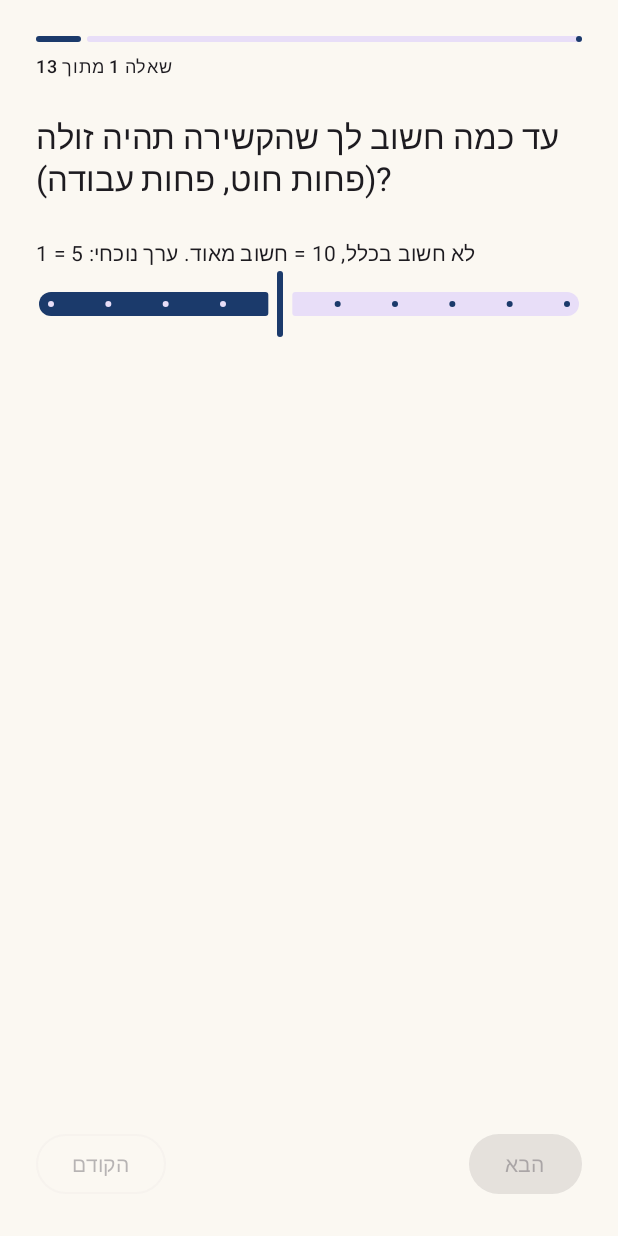
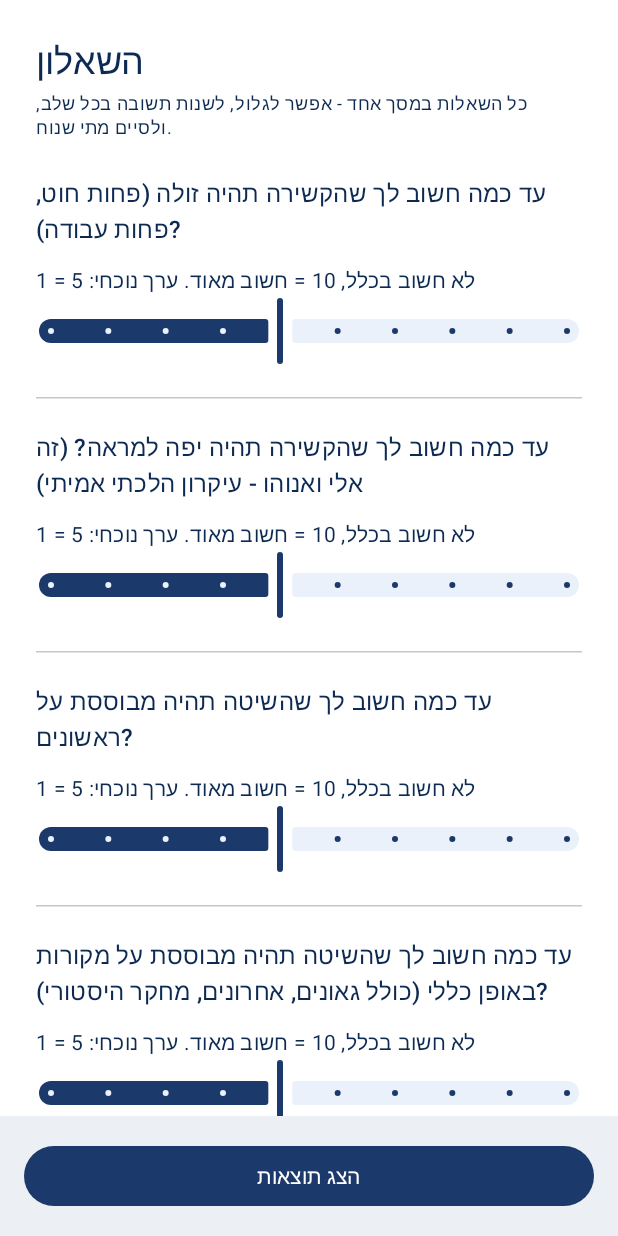
Before and after one commit to ukorall/tekhelet, an Android app built with Jetpack Compose: the QuestionnaireScreen screen opened through its navigation route, on a phone screen of 412 x 824 dp. Run offline under Robolectric (Android 15) with nearby library versions, the phone set to English and light mode, and no system bars.

Commit message:
Single-screen questionnaire, blue-white theme, generic affinity question, multi-topic scaffolding
- Questionnaire: all primary questions now show on one scrollable screen
  with sliders defaulting to a neutral value, instead of one question per
  screen with forward/back navigation.
- Theme: replaced the blue+sand palette with a single blue-to-white scale
  across the full Material3 color scheme (light and dark).
- Replaced the single-choice "community affiliation" question with a
  generic multi-choice "affinity bias" question (family custom per the
  Gra, Hasidut, Kabbalah, resemblance to white-thread tying, preferring
  Rambam as posek, ...). Renamed KnotMethod.communityTags/
  QuestionOption.matchesCommunityTag to affinityTags/matchesAffinityTag
  to match, and made ScoringEngine's bonus proportional to how many of
  the selected tags a method matches. Generalized the "chassidic-arizal"
  method entry's name/description accordingly.
- Added scaffolding for the app's other two future decision points (האם /
  כמה) plus a הלכות/שאלות נפוצות area: a Topic enum, a TopicsHomeScreen
  chooser as the new app entry point, and a shared ComingSoonScreen
  placeholder for the unimplemented topics. The existing questionnaire
  flow moved under a HowHomeScreen reached from the topics screen.
- Updated DESIGN.md to document all of the above.

```diff
--- a/app/src/main/java/org/tekhelet/knotadvisor/model/Models.kt
+++ b/app/src/main/java/org/tekhelet/knotadvisor/model/Models.kt
@@ -47,7 +47,9 @@ data class KnotMethod(
     val fullDescription: String,
     val editorialNote: String? = null, // "שיקולים בשלוף" - הערכה אישית חופשית, כפי שמופיע בשיחות
     val era: Era,
-    val communityTags: List<String> = emptyList(), // למשל ["chabad"], ["general"], ["radzin"]
+    // תגיות זיקה: קהילה/חסידות, אך גם פוסק מועדף, נטייה קבלית, דמיון לקשירה בלבן וכו' -
+    // כל מה שנבדק מול שאלת ה"הטיה" (q_affinity_bias). למשל ["chabad"], ["general"], ["posek-rambam"]
+    val affinityTags: List<String> = emptyList(),
     val axisScores: Map<Axis, Int>,   // 0-10 לכל ציר, ראו Axis
     val variants: List<MethodVariant> = emptyList(),
     val sources: List<SourceRef> = emptyList(),
@@ -65,8 +67,8 @@ enum class QuestionStage { PRIMARY, SECONDARY }
 data class QuestionOption(
     val id: String,
     val label: String,
-    // תגית קהילה/עידן שהאופציה הזו "מתאימה" אליה, לצורך בונוס/סינון
-    val matchesCommunityTag: String? = null,
+    // תגית זיקה/עידן שהאופציה הזו "מתאימה" אליה, לצורך בונוס/סינון (ראו affinityTags למעלה)
+    val matchesAffinityTag: String? = null,
     val matchesEra: Era? = null,
     // אם true, בחירה באופציה זו מהווה סינון קשיח (לא רק העדפה)
     val hardFilter: Boolean = false
--- a/app/src/main/java/org/tekhelet/knotadvisor/ui/navigation/NavGraph.kt
+++ b/app/src/main/java/org/tekhelet/knotadvisor/ui/navigation/NavGraph.kt
@@ -8,11 +8,16 @@ import androidx.navigation.NavHostController
 import androidx.navigation.compose.NavHost
 import androidx.navigation.compose.composable
 import androidx.navigation.compose.rememberNavController
+import org.tekhelet.knotadvisor.model.Topic
 import org.tekhelet.knotadvisor.ui.AppViewModel
 import org.tekhelet.knotadvisor.ui.screens.*
 
 private object Routes {
-    const val HOME = "home"
+    const val TOPICS = "topics"
+    const val HOW_HOME = "how_home"
+    const val WHETHER = "whether"
+    const val HOW_MANY = "how_many"
+    const val HALACHA_FAQ = "halacha_faq"
     const val QUESTIONNAIRE = "questionnaire"
     const val TIE_WIND = "tie_wind"
     const val TIE_VISUAL = "tie_visual"
@@ -28,9 +33,27 @@ fun AppNavHost() {
     val navController = rememberNavController()
     val viewModel: AppViewModel = viewModel()
 
-    NavHost(navController = navController, startDestination = Routes.HOME) {
-        composable(Routes.HOME) {
-            HomeScreen(
+    NavHost(navController = navController, startDestination = Routes.TOPICS) {
+        composable(Routes.TOPICS) {
+            TopicsHomeScreen(
+                onSelectTopic = { topic ->
+                    val destination = when (topic) {
+                        Topic.HOW -> Routes.HOW_HOME
+                        Topic.WHETHER -> Routes.WHETHER
+                        Topic.HOW_MANY -> Routes.HOW_MANY
+                        Topic.HALACHA_FAQ -> Routes.HALACHA_FAQ
+                    }
+                    navController.navigate(destination)
+                }
+            )
+        }
+
+        composable(Routes.WHETHER) { ComingSoonScreen(topic = Topic.WHETHER) }
+        composable(Routes.HOW_MANY) { ComingSoonScreen(topic = Topic.HOW_MANY) }
+        composable(Routes.HALACHA_FAQ) { ComingSoonScreen(topic = Topic.HALACHA_FAQ) }
+
+        composable(Routes.HOW_HOME) {
+            HowHomeScreen(
                 onStartQuestionnaire = {
                     viewModel.resetQuestionnaire()
                     navController.navigate(Routes.QUESTIONNAIRE)
--- a/app/src/main/java/org/tekhelet/knotadvisor/ui/screens/HomeScreen.kt
+++ b/app/src/main/java/org/tekhelet/knotadvisor/ui/screens/HowHomeScreen.kt
@@ -10,8 +10,9 @@ import androidx.compose.ui.Modifier
 import androidx.compose.ui.text.style.TextAlign
 import androidx.compose.ui.unit.dp
 
+/** מסך הבית של אזור "איך" (בחירת שיטת קשירה) - מגיעים אליו מ-TopicsHomeScreen. */
 @Composable
-fun HomeScreen(
+fun HowHomeScreen(
     onStartQuestionnaire: () -> Unit,
     onBrowseLibrary: () -> Unit,
     onOpenHistory: () -> Unit
@@ -24,7 +25,7 @@ fun HomeScreen(
         horizontalAlignment = Alignment.CenterHorizontally
     ) {
         Spacer(Modifier.height(32.dp))
-        Text("בורר קשירת תכלית", style = MaterialTheme.typography.headlineMedium, textAlign = TextAlign.Center)
+        Text("איך? - שיטת קשירה", style = MaterialTheme.typography.headlineMedium, textAlign = TextAlign.Center)
         Spacer(Modifier.height(12.dp))
         Text(
             "כלי עזר לבחירת שיטת קשירה בתכלת, לאחר שכבר הוחלט לקשור תכלת בציצית. " +
--- a/app/src/main/java/org/tekhelet/knotadvisor/ui/screens/QuestionnaireScreen.kt
+++ b/app/src/main/java/org/tekhelet/knotadvisor/ui/screens/QuestionnaireScreen.kt
@@ -1,10 +1,11 @@
 package org.tekhelet.knotadvisor.ui.screens
 
 import androidx.compose.foundation.layout.*
+import androidx.compose.foundation.rememberScrollState
 import androidx.compose.foundation.selection.selectable
+import androidx.compose.foundation.verticalScroll
 import androidx.compose.material3.*
 import androidx.compose.runtime.*
-import androidx.compose.runtime.saveable.rememberSaveable
 import androidx.compose.ui.Modifier
 import androidx.compose.ui.unit.dp
 import org.tekhelet.knotadvisor.model.Answer
@@ -12,61 +13,80 @@ import org.tekhelet.knotadvisor.model.Question
 import org.tekhelet.knotadvisor.model.QuestionType
 import org.tekhelet.knotadvisor.ui.AppViewModel
 
+/**
+ * כל שאלות השלב הראשי מוצגות כאן במסך אחד גלול, כדי שאפשר יהיה לראות את כל השאלון
+ * בבת אחת ולחזור לתקן תשובה קודמת בלי לנווט קדימה-אחורה בין מסכים. שאלות סליידר
+ * מקבלות ערך ניטרלי (5) כברירת מחדל כשהמסך נפתח, כך שכפתור הסיום תמיד זמין.
+ */
 @Composable
 fun QuestionnaireScreen(
     viewModel: AppViewModel,
     onFinishedPrimaryQuestions: () -> Unit
 ) {
     val questions = viewModel.primaryQuestions
-    var index by rememberSaveable { mutableIntStateOf(0) }
 
-    if (index >= questions.size) {
-        LaunchedEffect(Unit) { onFinishedPrimaryQuestions() }
-        return
+    LaunchedEffect(Unit) {
+        questions
+            .filter { it.type == QuestionType.SLIDER && viewModel.answerFor(it.id) == null }
+            .forEach { viewModel.setAnswer(Answer(questionId = it.id, sliderValue = 5)) }
     }
 
-    val question = questions[index]
-    val progress = (index + 1) / questions.size.toFloat()
+    Column(modifier = Modifier.fillMaxSize()) {
+        Column(
+            modifier = Modifier
+                .weight(1f)
+                .verticalScroll(rememberScrollState())
+                .padding(24.dp)
+        ) {
+            Text("השאלון", style = MaterialTheme.typography.headlineSmall)
+            Spacer(Modifier.height(4.dp))
+            Text(
+                "כל השאלות במסך אחד - אפשר לגלול, לשנות תשובה בכל שלב, ולסיים מתי שנוח.",
+                style = MaterialTheme.typography.bodySmall
+            )
+            Spacer(Modifier.height(24.dp))
 
-    Column(modifier = Modifier.fillMaxSize().padding(24.dp)) {
-        LinearProgressIndicator(progress = { progress }, modifier = Modifier.fillMaxWidth())
-        Spacer(Modifier.height(8.dp))
-        Text("שאלה ${index + 1} מתוך ${questions.size}", style = MaterialTheme.typography.labelMedium)
-        Spacer(Modifier.height(24.dp))
-        Text(question.text, style = MaterialTheme.typography.titleLarge)
-        question.helpText?.let {
-            Spacer(Modifier.height(8.dp))
-            Text(it, style = MaterialTheme.typography.bodySmall)
-        }
-        Spacer(Modifier.height(24.dp))
-
-        var canProceed by remember(question.id) { mutableStateOf(hasExistingAnswer(viewModel, question)) }
-
-        when (question.type) {
-            QuestionType.SLIDER -> SliderQuestion(viewModel, question) { canProceed = true }
-            QuestionType.SINGLE_CHOICE -> SingleChoiceQuestion(viewModel, question) { canProceed = true }
-            QuestionType.BOOLEAN -> BooleanQuestion(viewModel, question) { canProceed = true }
-            QuestionType.MULTI_CHOICE -> SingleChoiceQuestion(viewModel, question) { canProceed = true } // v0.1: מתנהג כבחירה יחידה
+            questions.forEachIndexed { index, question ->
+                QuestionBlock(viewModel, question)
+                if (index != questions.lastIndex) {
+                    Spacer(Modifier.height(20.dp))
+                    HorizontalDivider()
+                    Spacer(Modifier.height(20.dp))
+                }
+            }
         }
 
-        Spacer(Modifier.weight(1f))
-
-        Row(modifier = Modifier.fillMaxWidth(), horizontalArrangement = Arrangement.SpaceBetween) {
-            OutlinedButton(onClick = { if (index > 0) index-- }, enabled = index > 0) {
-                Text("הקודם")
-            }
-            Button(onClick = { index++ }, enabled = canProceed) {
-                Text(if (index == questions.size - 1) "סיום" else "הבא")
+        Surface(tonalElevation = 3.dp) {
+            Button(
+                onClick = onFinishedPrimaryQuestions,
+                modifier = Modifier.fillMaxWidth().padding(16.dp)
+            ) {
+                Text("הצג תוצאות")
             }
         }
     }
 }
 
-private fun hasExistingAnswer(viewModel: AppViewModel, question: Question): Boolean =
-    viewModel.answerFor(question.id) != null
+@Composable
+private fun QuestionBlock(viewModel: AppViewModel, question: Question) {
+    Column(modifier = Modifier.fillMaxWidth()) {
+        Text(question.text, style = MaterialTheme.typography.titleMedium)
+        question.helpText?.let {
+            Spacer(Modifier.height(4.dp))
+            Text(it, style = MaterialTheme.typography.bodySmall)
+        }
+        Spacer(Modifier.height(12.dp))
+        when (question.type) {
+            QuestionType.SLIDER -> SliderQuestion(viewModel, question)
+            QuestionType.SINGLE_CHOICE -> SingleChoiceQuestion(viewModel, question)
+            QuestionType.MULTI_CHOICE -> MultiChoiceQuestion(viewModel, question)
+            QuestionType.BOOLEAN -> BooleanQuestion(viewModel, question)
+        }
+    }
+}
 
 @Composable
-private fun SliderQuestion(viewModel: AppViewModel, question: Question, onAnswered: () -> Unit) {
+private fun SliderQuestion(viewModel: AppViewModel, question: Question) {
     var value by remember(question.id) {
         mutableFloatStateOf((viewModel.answerFor(question.id)?.sliderValue ?: 5).toFloat())
     }
@@ -76,7 +96,6 @@ private fun SliderQuestion(viewModel: AppViewModel, question: Question, onAnswer
         onValueChange = {
             value = it
             viewModel.setAnswer(Answer(questionId = question.id, sliderValue = it.toInt()))
-            onAnswered()
         },
         valueRange = 1f..10f,
         steps = 8
@@ -84,7 +103,7 @@ private fun SliderQuestion(viewModel: AppViewModel, question: Question, onAnswer
 }
 
 @Composable
-private fun SingleChoiceQuestion(viewModel: AppViewModel, question: Question, onAnswered: () -> Unit) {
+private fun SingleChoiceQuestion(viewModel: AppViewModel, question: Question) {
     var selected by remember(question.id) {
         mutableStateOf(viewModel.answerFor(question.id)?.selectedOptionIds?.firstOrNull())
     }
@@ -96,14 +115,12 @@ private fun SingleChoiceQuestion(viewModel: AppViewModel, question: Question, on
                     .selectable(selected = option.id == selected) {
                         selected = option.id
                         viewModel.setAnswer(Answer(questionId = question.id, selectedOptionIds = listOf(option.id)))
-                        onAnswered()
                     }
-                    .padding(vertical = 8.dp)
+                    .padding(vertical = 6.dp)
             ) {
                 RadioButton(selected = option.id == selected, onClick = {
                     selected = option.id
                     viewModel.setAnswer(Answer(questionId = question.id, selectedOptionIds = listOf(option.id)))
-                    onAnswered()
                 })
                 Spacer(Modifier.width(8.dp))
                 Text(option.label, style = MaterialTheme.typography.bodyLarge)
@@ -113,7 +130,32 @@ private fun SingleChoiceQuestion(viewModel: AppViewModel, question: Question, on
 }
 
 @Composable
-private fun BooleanQuestion(viewModel: AppViewModel, question: Question, onAnswered: () -> Unit) {
+private fun MultiChoiceQuestion(viewModel: AppViewModel, question: Question) {
+    var selected by remember(question.id) {
+        mutableStateOf(viewModel.answerFor(question.id)?.selectedOptionIds?.toSet() ?: emptySet())
+    }
+    fun toggle(optionId: String) {
+        selected = if (optionId in selected) selected - optionId else selected + optionId
+        viewModel.setAnswer(Answer(questionId = question.id, selectedOptionIds = selected.toList()))
+    }
+    Column {
+        question.options.forEach { option ->
+            Row(
+                modifier = Modifier
+                    .fillMaxWidth()
+                    .selectable(selected = option.id in selected) { toggle(option.id) }
+                    .padding(vertical = 6.dp)
+            ) {
+                Checkbox(checked = option.id in selected, onCheckedChange = { toggle(option.id) })
+                Spacer(Modifier.width(8.dp))
+                Text(option.label, style = MaterialTheme.typography.bodyLarge)
+            }
+        }
+    }
+}
+
+@Composable
+private fun BooleanQuestion(viewModel: AppViewModel, question: Question) {
     var value by remember(question.id) { mutableStateOf(viewModel.answerFor(question.id)?.booleanValue) }
     Row(horizontalArrangement = Arrangement.spacedBy(16.dp)) {
         FilterChip(
@@ -121,7 +163,6 @@ private fun BooleanQuestion(viewModel: AppViewModel, question: Question, onAnswe
             onClick = {
                 value = true
                 viewModel.setAnswer(Answer(questionId = question.id, booleanValue = true))
-                onAnswered()
             },
             label = { Text("כן") }
         )
@@ -130,7 +171,6 @@ private fun BooleanQuestion(viewModel: AppViewModel, question: Question, onAnswe
             onClick = {
                 value = false
                 viewModel.setAnswer(Answer(questionId = question.id, booleanValue = false))
-                onAnswered()
             },
             label = { Text("לא") }
         )
--- /dev/null
+++ b/app/src/main/java/org/tekhelet/knotadvisor/ui/screens/TopicsHomeScreen.kt
@@ -0,0 +1,58 @@
+package org.tekhelet.knotadvisor.ui.screens
+
+import androidx.compose.foundation.layout.*
+import androidx.compose.foundation.rememberScrollState
+import androidx.compose.foundation.verticalScroll
+import androidx.compose.material3.*
+import androidx.compose.runtime.Composable
+import androidx.compose.ui.Alignment
+import androidx.compose.ui.Modifier
+import androidx.compose.ui.text.style.TextAlign
+import androidx.compose.ui.unit.dp
+import org.tekhelet.knotadvisor.model.Topic
+
+/**
+ * מסך הבית העליון של האפליקציה: בורר בין ארבעת אזורי הייעוץ (Topic). כרגע רק "איך"
+ * ממומש; שאר האזורים מובילים למסך placeholder (ComingSoonScreen) עד שיתווסף תוכן.
+ */
+@Composable
+fun TopicsHomeScreen(onSelectTopic: (Topic) -> Unit) {
+    Column(
+        modifier = Modifier
+            .fillMaxSize()
+            .verticalScroll(rememberScrollState())
+            .padding(24.dp),
+        horizontalAlignment = Alignment.CenterHorizontally
+    ) {
+        Spacer(Modifier.height(24.dp))
+        Text("בורר קשירת תכלת", style = MaterialTheme.typography.headlineMedium, textAlign = TextAlign.Center)
+        Spacer(Modifier.height(12.dp))
+        Text(
+            "כלי עזר להחלטות סביב הטלת תכלת בציצית. בחר/י באיזה שלב את/ה נמצא/ת:",
+            style = MaterialTheme.typography.bodyMedium,
+            textAlign = TextAlign.Center
+        )
+        Spacer(Modifier.height(24.dp))
+
+        Topic.entries.forEach { topic ->
+            TopicCard(topic = topic, onClick = { onSelectTopic(topic) })
+            Spacer(Modifier.height(12.dp))
+        }
+    }
+}
+
+@Composable
+private fun TopicCard(topic: Topic, onClick: () -> Unit) {
+    Card(modifier = Modifier.fillMaxWidth(), onClick = onClick) {
+        Column(Modifier.padding(16.dp)) {
+            Row(verticalAlignment = Alignment.CenterVertically) {
+                Text(topic.title, style = MaterialTheme.typography.titleMedium, modifier = Modifier.weight(1f))
+                if (!topic.isImplemented) {
+                    AssistChip(onClick = onClick, label = { Text("בקרוב") })
+                }
+            }
+            Spacer(Modifier.height(4.dp))
+            Text(topic.subtitle, style = MaterialTheme.typography.bodySmall)
+        }
+    }
+}
```
Also changed, not shown: app/src/main/assets/methods.json (+11 -11 lines), app/src/main/assets/questions.json (+9 -7 lines), app/src/main/java/org/tekhelet/knotadvisor/logic/ScoringEngine.kt (+25 -20 lines), app/src/main/java/org/tekhelet/knotadvisor/model/Topic.kt (added, +33 -0 lines), app/src/main/java/org/tekhelet/knotadvisor/ui/screens/ComingSoonScreen.kt (added, +34 -0 lines), app/src/main/java/org/tekhelet/knotadvisor/ui/theme/Theme.kt (+45 -13 lines), 1 other file.
